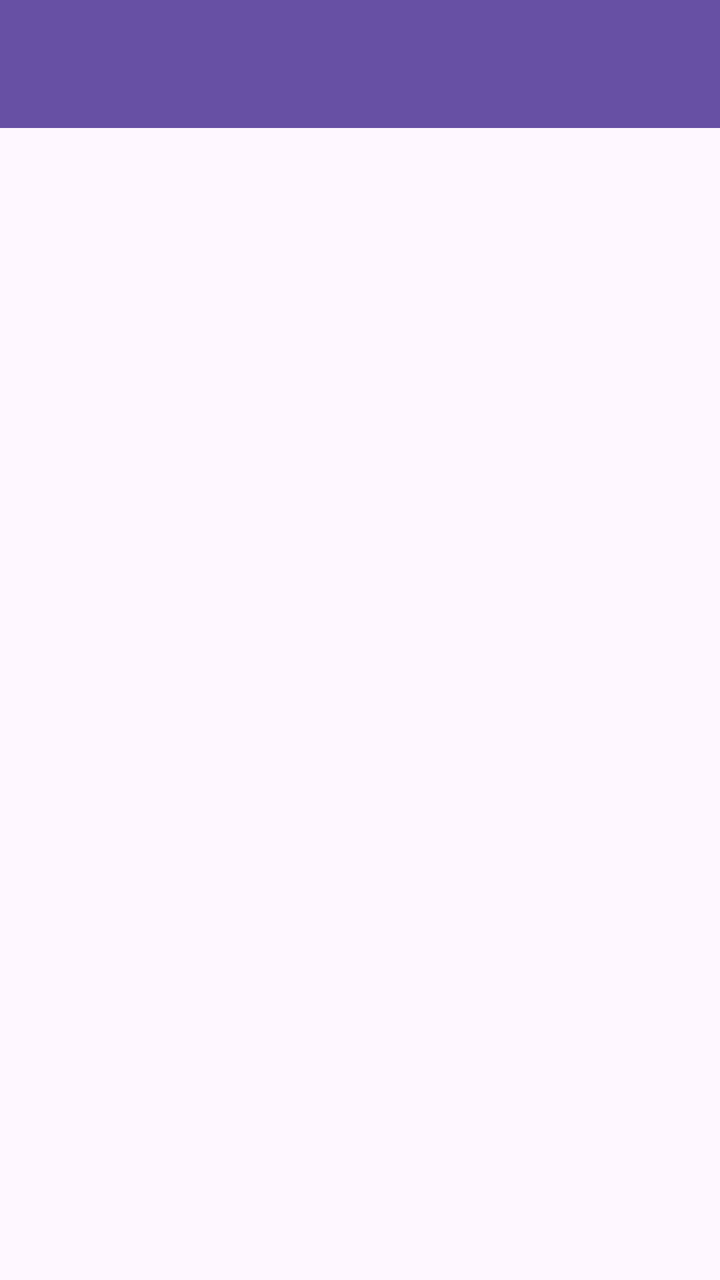
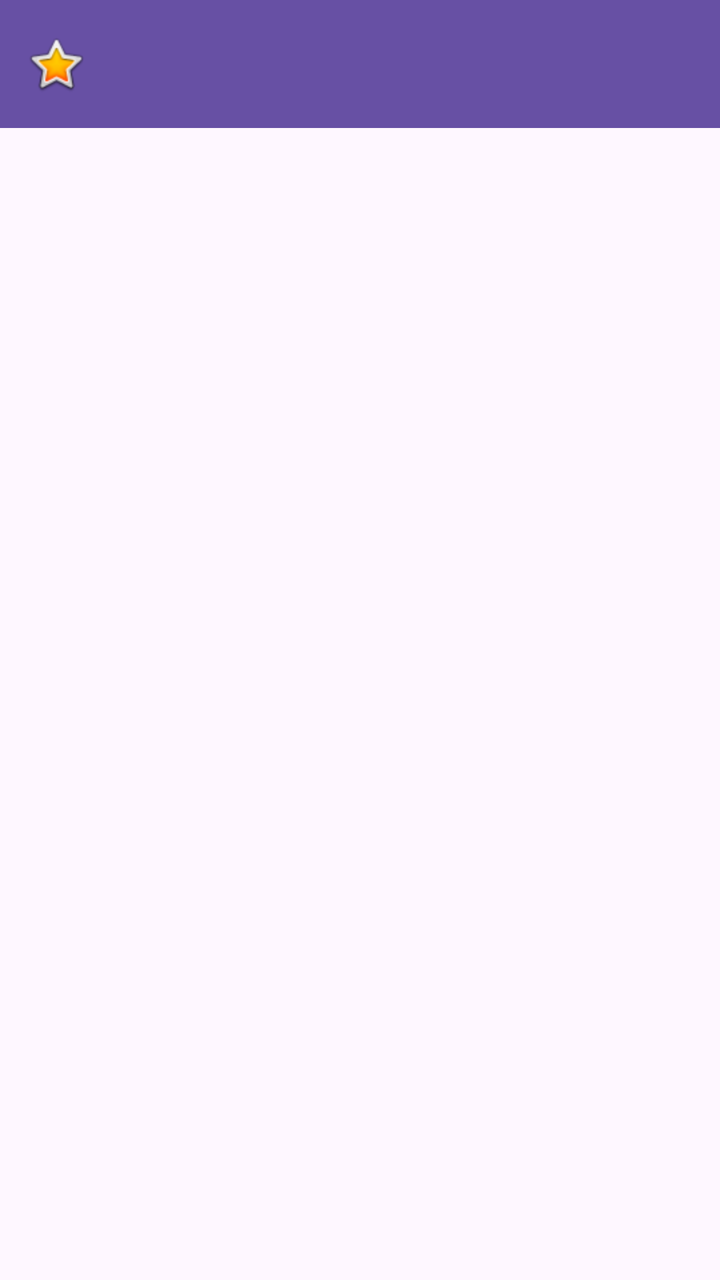

Compare the two renders of this Android layout. The source of the first and the diff that turns it into the second are given below.
<!-- AndroidManifest.xml: application theme Theme.AddressBook -->
<!-- res/layout/activity_main.xml -->
<?xml version="1.0" encoding="utf-8"?>
<androidx.coordinatorlayout.widget.CoordinatorLayout
    xmlns:android="http://schemas.android.com/apk/res/android"
    xmlns:app="http://schemas.android.com/apk/res-auto"
    xmlns:tools="http://schemas.android.com/tools"
    android:id="@+id/coordinatorLayout"
    android:layout_width="match_parent"
    android:layout_height="match_parent"
    tools:context=".MainActivity">

    <com.google.android.material.appbar.AppBarLayout
        android:layout_width="match_parent"
        android:layout_height="wrap_content"
        android:theme="@style/ThemeOverlay.AppCompat.Dark.ActionBar">

        <androidx.appcompat.widget.Toolbar
            android:id="@+id/toolbar"
            android:layout_width="match_parent"
            android:layout_height="?attr/actionBarSize"
            android:background="?attr/colorPrimary"
            app:popupTheme="@style/ThemeOverlay.AppCompat.Light" />

    </com.google.android.material.appbar.AppBarLayout>

    <include layout="@layout/content_main" />

</androidx.coordinatorlayout.widget.CoordinatorLayout>
<!-- res/layout/content_main.xml (included above) -->
<?xml version="1.0" encoding="utf-8"?>
<FrameLayout
    android:id="@+id/fragmentContainer"
    xmlns:android="http://schemas.android.com/apk/res/android"
    xmlns:app="http://schemas.android.com/apk/res-auto"
    xmlns:tools="http://schemas.android.com/tools"
    android:layout_width="match_parent"
    android:layout_height="match_parent"
    android:paddingBottom="@dimen/activity_vertical_margin"
    android:paddingLeft="@dimen/activity_horizontal_margin"
    android:paddingRight="@dimen/activity_horizontal_margin"
    android:paddingTop="@dimen/activity_vertical_margin"
    app:layout_behavior="@string/appbar_scrolling_view_behavior"
    tools:context=".MainActivity"/>
<!-- resources referenced by this layout -->
<resources>
  <dimen name="activity_horizontal_margin">16dp</dimen>
  <dimen name="activity_vertical_margin">16dp</dimen>
  <style name="Theme.AddressBook" parent="Base.Theme.AddressBook" />
  <style name="Base.Theme.AddressBook" parent="Theme.Material3.DayNight.NoActionBar">
          
          
      </style>
</resources>

<!-- the commit's change to res/layout/activity_main.xml (unified diff, before → after) -->
@@ -9,20 +9,24 @@
     tools:context=".MainActivity">
 
     <com.google.android.material.appbar.AppBarLayout
+        android:id="@+id/appBarLayout"
         android:layout_width="match_parent"
         android:layout_height="wrap_content"
         android:theme="@style/ThemeOverlay.AppCompat.Dark.ActionBar">
 
-        <androidx.appcompat.widget.Toolbar
-            android:id="@+id/toolbar"
-            android:layout_width="match_parent"
-            android:layout_height="?attr/actionBarSize"
-            android:background="?attr/colorPrimary"
-            app:popupTheme="@style/ThemeOverlay.AppCompat.Light" />
-
     </com.google.android.material.appbar.AppBarLayout>
 
     <include layout="@layout/content_main" />
+
+    <androidx.appcompat.widget.Toolbar
+        android:id="@+id/toolbar"
+        android:layout_width="match_parent"
+        android:layout_height="?attr/actionBarSize"
+        android:background="?attr/colorPrimary"
+        app:layout_anchor="@+id/appBarLayout"
+        app:layout_anchorGravity="center"
+        app:navigationIcon="@android:drawable/btn_star_big_on"
+        app:popupTheme="@style/ThemeOverlay.AppCompat.Light" />
 
 </androidx.coordinatorlayout.widget.CoordinatorLayout>
 <!-- res/layout/content_main.xml (included above) -->
